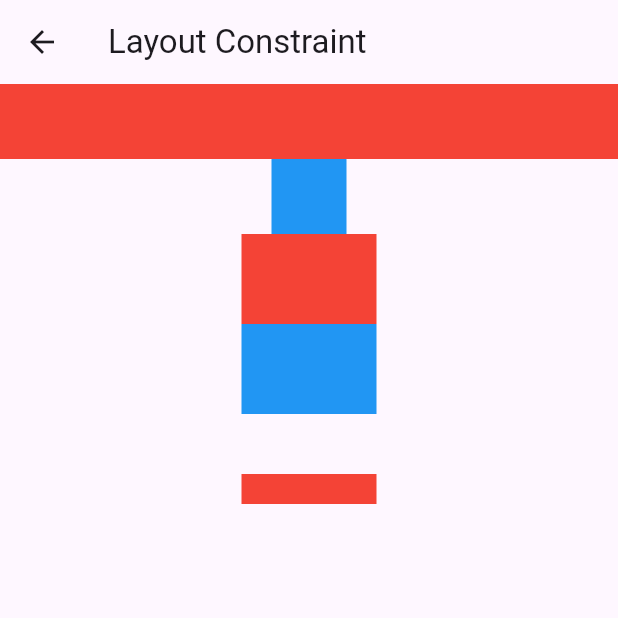
After one commit to zclongwork/flutter-sample, a Flutter app: the LayoutConstraintPage screen opened directly, on a phone screen of 412 x 824 dp, the top half of it. The commit adds this screen. Run offline on Flutter 3.47's test engine with Material 3 defaults, Android fonts, the phone set to English and light mode, and no system bars.

Commit message:
布局约束

```diff
--- a/lib/home_page.dart
+++ b/lib/home_page.dart
@@ -1,4 +1,5 @@
 import 'package:flutter/material.dart';
+import 'package:flutter_sample/layout/layout_constraint_page.dart';
 import 'package:flutter_sample/state/state_lifecycle.dart';
 
 class HomePage extends StatefulWidget {
@@ -11,12 +12,13 @@ class HomePage extends StatefulWidget {
 }
 
 const String STATE_LIFECYCLE = "State 生命周期";
+const String ITEM_LAYOUT = "布局约束";
 
 class _HomePageState extends State<HomePage> {
   @override
   Widget build(BuildContext context) {
     // 数据列表
-    final List<String> items = [STATE_LIFECYCLE, "布局组件", "Item 3"];
+    final List<String> items = [STATE_LIFECYCLE, ITEM_LAYOUT, "Item 3"];
 
     return Scaffold(
       appBar: AppBar(
@@ -41,7 +43,9 @@ class _HomePageState extends State<HomePage> {
     if (title == STATE_LIFECYCLE) {
       //未定义路由的跳转
       Navigator.push(context, MaterialPageRoute(builder: (context) => StateLifeCycle()));
-    } else {
+    } else if (title == ITEM_LAYOUT) {
+      Navigator.push(context, MaterialPageRoute(builder: (context) => LayoutConstraintPage()));
+    }else {
       Navigator.pushNamed(context, "new_page", arguments: "Hello");
     }
   }
--- /dev/null
+++ b/lib/layout/layout_constraint_page.dart
@@ -0,0 +1,82 @@
+import 'package:flutter/material.dart';
+
+class LayoutConstraintPage extends StatelessWidget {
+  const LayoutConstraintPage({super.key});
+
+  @override
+  Widget build(BuildContext context) {
+    return Scaffold(
+        appBar: AppBar(
+          title: const Text('Layout Constraint'),
+        ),
+        body: Align(
+            alignment: Alignment.topCenter,
+            child:
+                Column(mainAxisAlignment: MainAxisAlignment.start, children: [
+              ConstrainedBox(
+                //ConstrainedBox用于对子组件添加额外的约束
+                constraints: BoxConstraints(
+                  //BoxConstraints 是盒模型布局过程中父渲染对象传递给子渲染对象的约束信息，
+                  // 包含最大宽高信息，子组件大小需要在约束的范围内
+                  minWidth: double.infinity,
+                  minHeight: 50,
+                ),
+                child: Container(
+                  color: Colors.red,
+                  height: 1,
+                ),
+              ),
+              SizedBox(
+                //SizedBox用于给子元素指定固定的宽高
+                width: 50,
+                height: 50,
+                child: Container(
+                  color: Colors.blue,
+                  height: 1,
+                ),
+              ),
+
+              //有多个父级ConstrainedBox限制 子元素会根据父级ConstrainedBox的约束进行缩放
+              // 对于minWidth和minHeight来说，是取父子中相应数值较大的。
+              // 实际上，只有这样才能保证父限制与子限制不冲突。
+              ConstrainedBox(
+                constraints: BoxConstraints(minWidth: 60.0, minHeight: 60.0),
+                //父
+                child: ConstrainedBox(
+                  constraints: BoxConstraints(minWidth: 90.0, minHeight: 20.0),
+                  //子
+                  child: coloredBox(Colors.red),
+                ),
+              ),
+              ConstrainedBox(
+                  constraints: BoxConstraints(minWidth: 90.0, minHeight: 20.0),
+                  child: ConstrainedBox(
+                    constraints:
+                        BoxConstraints(minWidth: 60.0, minHeight: 60.0),
+                    child: coloredBox(Colors.blue),
+                  )),
+              ConstrainedBox(
+                  constraints:
+                      BoxConstraints(minWidth: 60.0, minHeight: 100.0), //父
+                  child: UnconstrainedBox(
+                    //“去除”父级限制
+                    child: ConstrainedBox(
+                      constraints:
+                          BoxConstraints(minWidth: 90.0, minHeight: 20.0), //子
+                      child: coloredBox(Colors.red),
+                    ),
+                  ))
+                  //其他的尺寸限制类容器，比如AspectRatio，它可以指定子组件的长宽比
+                  // LimitedBox 用于指定最大宽高
+                  // FractionallySizedBox 可以根据父容器宽高的百分比来设置子组件宽高等
+            ])));
+  }
+
+  Widget coloredBox(Color color) {
+    return Container(
+      color: color,
+      height: 5.0,
+      width: 5.0,
+    );
+  }
+}
```
